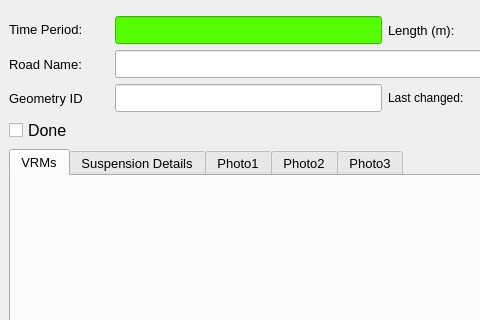
tlh22/demandForm, file ui/VRM_Demand_dialog_base.ui: the form before one commit; both pictures show x 0 to 480 and y 0 to 320 of the 770 by 640 pixel window.
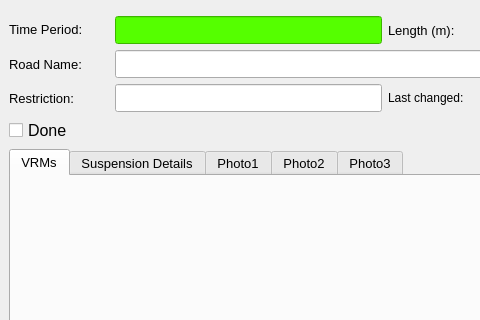
The form after the commit. Icons and pictures are not drawn.

Commit message: Add restriction details

```diff
--- a/ui/VRM_Demand_dialog_base.ui
+++ b/ui/VRM_Demand_dialog_base.ui
@@ -89,7 +89,7 @@
          </font>
         </property>
         <property name="text">
-         <string>Geometry ID</string>
+         <string>Restriction:</string>
         </property>
        </widget>
       </item>
```
Left out of the diff: 4 changed lines with no effect on the pictures. The commit also changes 3 other files.
